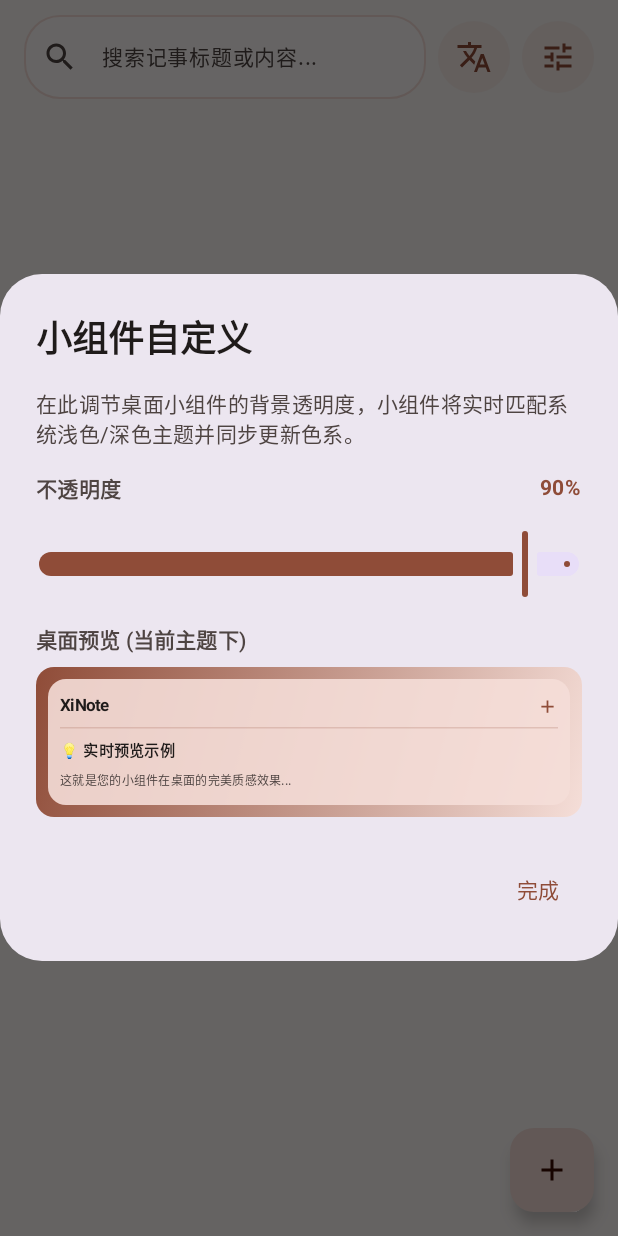
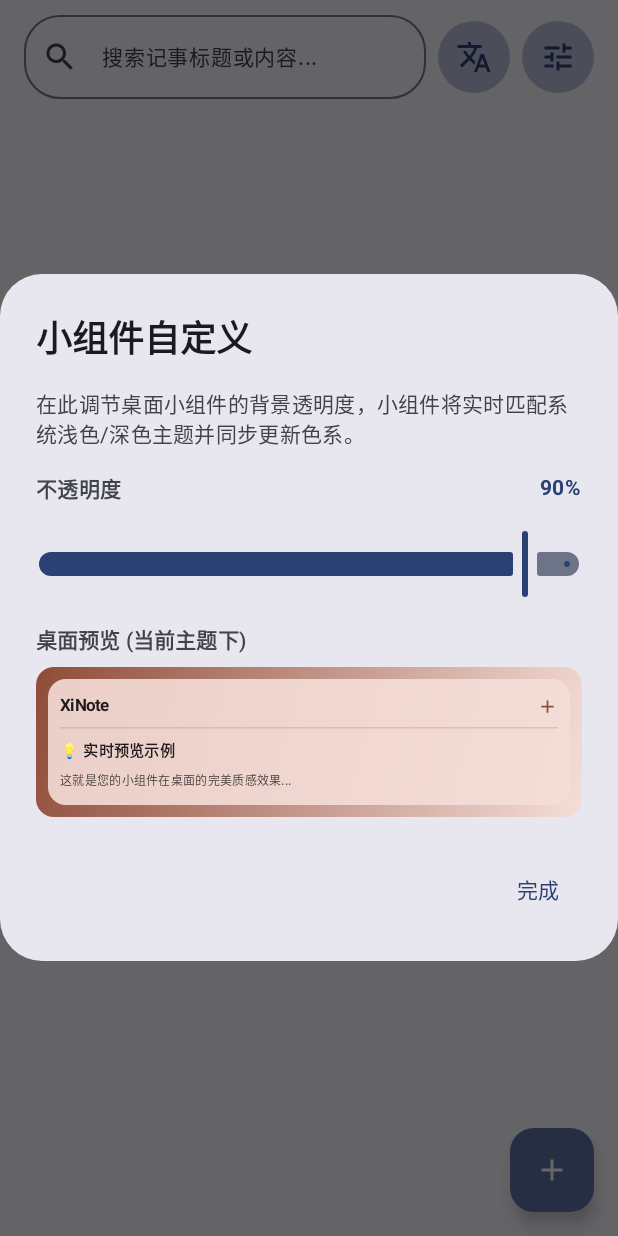
Before and after one commit to Xiphoray/XiNote, an Android app built with Jetpack Compose: the screen it shows after launch (MainActivity), after a tap on "小组件设置", on a phone screen of 412 x 824 dp. Run offline under Robolectric (Android 15) with nearby library versions, the light colour scheme and no system bars; our stand-ins replace Room's generated code.

Commit message:
修复bug

```diff
--- a/app/src/main/java/com/example/MainActivity.kt
+++ b/app/src/main/java/com/example/MainActivity.kt
@@ -74,6 +74,13 @@
         handleWidgetIntent(intent)
     }
 
+    override fun onResume() {
+        super.onResume()
+        if (::viewModel.isInitialized) {
+            viewModel.triggerWidgetUpdate()
+        }
+    }
+
     // Parses widget click action intents and navigates directly to edit/create screens
     private fun handleWidgetIntent(intent: Intent?) {
         if (intent == null) return
--- a/app/src/main/java/com/example/data/NoteRepository.kt
+++ b/app/src/main/java/com/example/data/NoteRepository.kt
@@ -29,10 +29,20 @@
     }
 
     fun triggerWidgetUpdate() {
-        val intent = Intent().apply {
-            action = AppWidgetManager.ACTION_APPWIDGET_UPDATE
-            component = ComponentName(context, "com.example.widget.NoteAppWidgetProvider")
+        try {
+            val appWidgetManager = AppWidgetManager.getInstance(context)
+            val component = ComponentName(context, "com.example.widget.NoteAppWidgetProvider")
+            val appWidgetIds = appWidgetManager.getAppWidgetIds(component)
+            if (appWidgetIds != null && appWidgetIds.isNotEmpty()) {
+                val intent = Intent().apply {
+                    action = AppWidgetManager.ACTION_APPWIDGET_UPDATE
+                    putExtra(AppWidgetManager.EXTRA_APPWIDGET_IDS, appWidgetIds)
+                    this.component = component
+                }
+                context.sendBroadcast(intent)
+            }
+        } catch (e: Exception) {
+            e.printStackTrace()
         }
-        context.sendBroadcast(intent)
     }
 }
--- a/app/src/main/java/com/example/ui/MainScreen.kt
+++ b/app/src/main/java/com/example/ui/MainScreen.kt
@@ -19,6 +19,7 @@
 import androidx.compose.foundation.layout.Spacer
 import androidx.compose.foundation.layout.WindowInsets
 import androidx.compose.foundation.layout.asPaddingValues
+import androidx.compose.foundation.layout.fillMaxHeight
 import androidx.compose.foundation.layout.fillMaxSize
 import androidx.compose.foundation.layout.fillMaxWidth
 import androidx.compose.foundation.layout.height
@@ -27,6 +28,7 @@
 import androidx.compose.foundation.layout.size
 import androidx.compose.foundation.layout.statusBarsPadding
 import androidx.compose.foundation.layout.width
+import androidx.compose.foundation.layout.widthIn
 import androidx.compose.foundation.lazy.grid.GridCells
 import androidx.compose.foundation.lazy.grid.GridItemSpan
 import androidx.compose.foundation.lazy.grid.LazyVerticalGrid
@@ -70,6 +72,9 @@
 import androidx.compose.ui.draw.clip
 import androidx.compose.ui.graphics.Color
 import androidx.compose.ui.platform.LocalContext
+import androidx.compose.ui.platform.LocalConfiguration
+import androidx.compose.foundation.rememberScrollState
+import androidx.compose.foundation.verticalScroll
 import androidx.compose.ui.text.font.FontWeight
 import androidx.compose.ui.text.style.TextOverflow
 import androidx.compose.ui.unit.dp
@@ -133,12 +138,19 @@
             }
         }
     ) { innerPadding ->
-        Column(
+        Box(
             modifier = Modifier
                 .fillMaxSize()
-                .padding(innerPadding)
-                .statusBarsPadding()
+                .background(MaterialTheme.colorScheme.background),
+            contentAlignment = Alignment.TopCenter
         ) {
+            Column(
+                modifier = Modifier
+                    .fillMaxHeight()
+                    .widthIn(max = 800.dp)
+                    .padding(innerPadding)
+                    .statusBarsPadding()
+            ) {
             // Search Bar & Header Toolbar
             Row(
                 modifier = Modifier
@@ -270,8 +282,16 @@
                 val pinnedNotes = notes.filter { it.isPinned }
                 val otherNotes = notes.filter { !it.isPinned }
 
+                val configuration = LocalConfiguration.current
+                val screenWidthDp = configuration.screenWidthDp
+                val gridColumns = when {
+                    screenWidthDp >= 900 -> GridCells.Fixed(4)
+                    screenWidthDp >= 600 -> GridCells.Fixed(3)
+                    else -> GridCells.Fixed(2)
+                }
+
                 LazyVerticalGrid(
-                    columns = GridCells.Adaptive(minSize = 160.dp),
+                    columns = gridColumns,
                     contentPadding = PaddingValues(16.dp),
                     horizontalArrangement = Arrangement.spacedBy(12.dp),
                     verticalArrangement = Arrangement.spacedBy(12.dp),
@@ -326,6 +346,7 @@
             }
         }
     }
+}
 
     // Widget Customization Dialog
     if (showWidgetSettings) {
@@ -469,7 +490,11 @@
         onDismissRequest = onDismiss,
         title = { Text(Localization.getString("widget_customization", currentLanguage), fontWeight = FontWeight.Bold) },
         text = {
-            Column(modifier = Modifier.fillMaxWidth()) {
+            Column(
+                modifier = Modifier
+                    .fillMaxWidth()
+                    .verticalScroll(rememberScrollState())
+            ) {
                 Text(
                     text = Localization.getString("widget_customization_desc", currentLanguage),
                     style = MaterialTheme.typography.bodyMedium,
--- a/app/src/main/java/com/example/ui/NoteViewModel.kt
+++ b/app/src/main/java/com/example/ui/NoteViewModel.kt
@@ -87,6 +87,10 @@
         repository.triggerWidgetUpdate()
     }
 
+    fun triggerWidgetUpdate() {
+        repository.triggerWidgetUpdate()
+    }
+
     // Navigation triggers
     fun navigateToHome() {
         currentScreen.value = Screen.Home
--- a/app/src/main/java/com/example/ui/theme/Theme.kt
+++ b/app/src/main/java/com/example/ui/theme/Theme.kt
@@ -43,7 +43,7 @@
 @Composable
 fun MyApplicationTheme(
   darkTheme: Boolean = isSystemInDarkTheme(),
-  dynamicColor: Boolean = false, // Set to false to force show the brand new custom High Density color palette
+  dynamicColor: Boolean = true, // Set to true to follow the system-wide dynamic Material You color scheme on Android 12+
   content: @Composable () -> Unit,
 ) {
   val colorScheme =
```
Also changed, not shown: app/src/main/java/com/example/ui/EditNoteScreen.kt (+36 -0 lines), app/src/main/java/com/example/widget/NoteAppWidgetProvider.kt (+49 -12 lines), app/src/main/res/layout/note_widget_layout.xml (+5 -9 lines).
